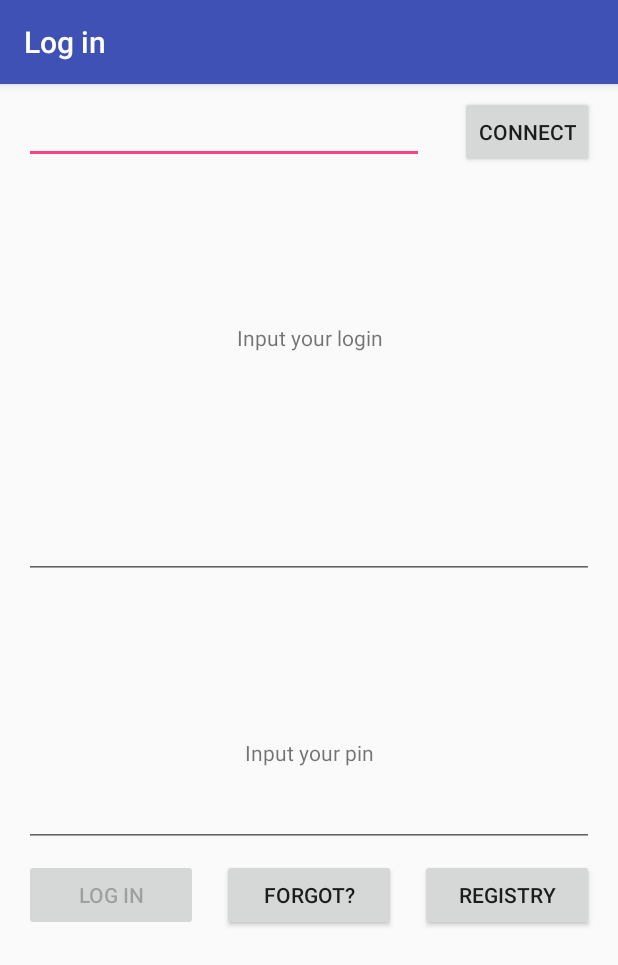
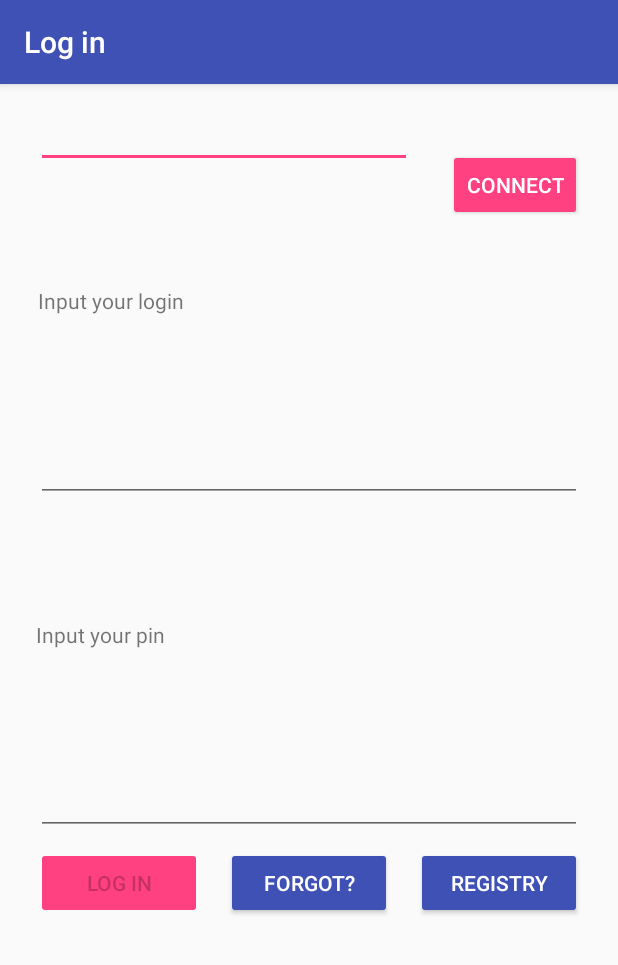
Before and after one commit to chornonoh-vova/NagraBankProject, an Android app: the screen it shows after launch (LoginActivity), on a phone screen of 412 x 824 dp. Shown: the top 965 px of the screen. Run offline under Robolectric (Android 15) with nearby library versions, the phone set to English and light mode, and no system bars.

Commit message:
bugfix & ui update

```diff
--- a/AndroidClient/app/src/main/java/client/Client.java
+++ b/AndroidClient/app/src/main/java/client/Client.java
@@ -24,6 +24,7 @@ public class Client{
     public Client () {}
 
     public void openConnection(String ip) throws Exception {
+        closeConnection();
         try {
             this.socket = new Socket(ip, port);
             this.out = new PrintWriter(this.socket.getOutputStream(), true);
@@ -36,7 +37,6 @@ public class Client{
     public void closeConnection() throws Exception{
         if (this.socket != null && !this.socket.isClosed()) {
             try {
-                sendMessage("close");
                 this.socket.close();
             } catch (IOException e) {
                 throw new Exception("Cannot close socket: " + e.getMessage());
--- a/AndroidClient/app/src/main/java/com/wiev/androidclient/ActionDialog.java
+++ b/AndroidClient/app/src/main/java/com/wiev/androidclient/ActionDialog.java
@@ -11,7 +11,6 @@ public class ActionDialog extends DialogFragment {
 
     public interface NoticeDialogListener {
         void onDialogPositiveClick(DialogFragment dialog);
-        void onDialogNegativeClick(DialogFragment dialog);
     }
 
     // Use this instance of the interface to deliver action events
@@ -23,6 +22,7 @@ public class ActionDialog extends DialogFragment {
         AlertDialog.Builder builder = new AlertDialog.Builder(getActivity());
         builder.setTitle(title);
         builder.setMessage(message);
+        builder.setCancellable(false);
         builder.setPositiveButton(R.string.ok, new DialogInterface.OnClickListener() {
             public void onClick(DialogInterface dialog, int id) {
                 // Send the positive button event back to the host activity
@@ -31,8 +31,8 @@ public class ActionDialog extends DialogFragment {
         });
         builder.setNegativeButton(R.string.cancel, new DialogInterface.OnClickListener() {
             public void onClick(DialogInterface dialog, int id) {
-                // Send the negative button event back to the host activity
-                mListener.onDialogNegativeClick(ActionDialog.this);
+                //Do nothing
+                return;
             }
         });
         return builder.create();
--- a/AndroidClient/app/src/main/java/com/wiev/androidclient/LoginActivity.java
+++ b/AndroidClient/app/src/main/java/com/wiev/androidclient/LoginActivity.java
@@ -127,25 +127,37 @@ public class LoginActivity extends AppCompatActivity {
     forgot.setOnClickListener(new View.OnClickListener() {
       @Override
       public void onClick(View view) {
-      //TODO: show forgot pin activity
+        //TODO: show forgot pin activity
       }
     });
 
     registry.setOnClickListener(new View.OnClickListener() {
       @Override
       public void onClick(View view) {
-      //TODO: to registry activity
+        //TODO: to registry activity
       }
     });
+  }
+
+  @Override
+  public void onBackPressed() {
+    super.onBackPressed();
+    try {
+      client.sendMessage("close");
+      client.closeConnection();
+    } catch (Exception e) {
+      //do nothing
+    }
   }
 
   @Override
   protected void onDestroy() {
     super.onDestroy();
     try {
+      client.sendMessage("close");
       client.closeConnection();
     } catch (Exception e) {
-            //do nothing
+      //do nothing
     }
   }
 }
--- a/AndroidClient/app/src/main/java/com/wiev/androidclient/MainActivity.java
+++ b/AndroidClient/app/src/main/java/com/wiev/androidclient/MainActivity.java
@@ -1,9 +1,9 @@
 package com.wiev.androidclient;
 
 import android.os.Bundle;
-import android.support.v4.app.DialogFragment;
 import android.support.v7.app.AppCompatActivity;
 import android.view.MenuItem;
+import android.app.DialogFragment;
 
 public class MainActivity extends AppCompatActivity implements ActionDialog.NoticeDialogListener{
 
@@ -32,12 +32,5 @@ public class MainActivity extends AppCompatActivity implements ActionDialog.Noti
     }
 
     @Override
-    public void onDialogPositiveClick(android.app.DialogFragment dialog) {
-        super.onBackPressed();
-    }
-
-    @Override
-    public void onDialogNegativeClick(android.app.DialogFragment dialog) {
-        return;
-    }
+    public void onDialogPositiveClick(DialogFragment dialog) { super.onBackPressed(); }
 }
--- a/AndroidClient/app/src/main/java/com/wiev/androidclient/Message.java
+++ b/AndroidClient/app/src/main/java/com/wiev/androidclient/Message.java
@@ -19,6 +19,7 @@ public class Message extends DialogFragment {
   public AlertDialog onCreateDialog(Bundle savedInstanceState) {
     AlertDialog.Builder builder = new AlertDialog.Builder(getActivity());
     builder.setTitle(messageTitle);
+    builder.setCancelable(false);
     builder.setMessage(messageToShow);
     builder.setPositiveButton("OK", new DialogInterface.OnClickListener() {
       @Override
--- a/AndroidClient/app/src/main/res/layout/activity_login.xml
+++ b/AndroidClient/app/src/main/res/layout/activity_login.xml
@@ -4,26 +4,47 @@
     xmlns:tools="http://schemas.android.com/tools"
     android:layout_width="match_parent"
     android:layout_height="match_parent"
+    android:padding="8dp"
     tools:context="com.wiev.androidclient.LoginActivity">
 
     <EditText
         android:id="@+id/ipEditText"
         android:layout_width="0dp"
+
         android:layout_height="wrap_content"
-
         android:layout_marginBottom="8dp"
         android:layout_marginEnd="16dp"
         android:layout_marginStart="16dp"
         android:layout_marginTop="8dp"
+        android:autoText="false"
+        android:selectAllOnFocus="false"
+        android:singleLine="true"
+        android:textAppearance="@style/TextAppearance.AppCompat"
         app:layout_constraintBottom_toTopOf="@+id/textViewLogin"
         app:layout_constraintEnd_toStartOf="@+id/connect"
+        app:layout_constraintHorizontal_chainStyle="spread_inside"
         app:layout_constraintStart_toStartOf="parent"
         app:layout_constraintTop_toTopOf="parent"
         app:layout_constraintVertical_chainStyle="spread_inside" />
 
+    <Button
+        android:id="@+id/connect"
+        style="@style/Widget.AppCompat.Button.Colored"
+        android:layout_width="wrap_content"
+        android:layout_height="wrap_content"
+        android:layout_marginBottom="16dp"
+        android:layout_marginEnd="16dp"
+        android:layout_marginStart="8dp"
+        android:layout_marginTop="8dp"
+        android:text="Connect"
+        app:layout_constraintBottom_toTopOf="@+id/textViewLogin"
+        app:layout_constraintEnd_toEndOf="parent"
+        app:layout_constraintStart_toEndOf="@+id/ipEditText"
+        app:layout_constraintTop_toTopOf="parent" />
+
     <TextView
         android:id="@+id/textViewLogin"
-        android:layout_width="wrap_content"
+        android:layout_width="323dp"
         android:layout_height="wrap_content"
         android:layout_marginBottom="8dp"
         android:layout_marginEnd="16dp"
@@ -32,7 +53,7 @@
         android:text="Input your login"
         app:layout_constraintBottom_toTopOf="@+id/loginEditText"
         app:layout_constraintEnd_toEndOf="parent"
-        app:layout_constraintHorizontal_bias="0.502"
+        app:layout_constraintHorizontal_bias="0.031"
         app:layout_constraintStart_toStartOf="parent"
         app:layout_constraintTop_toBottomOf="@+id/ipEditText" />
 
@@ -46,11 +67,26 @@
         android:layout_marginTop="8dp"
         android:ems="10"
         android:inputType="text"
+        android:singleLine="true"
         app:layout_constraintBottom_toTopOf="@+id/textViewPin"
         app:layout_constraintEnd_toEndOf="parent"
         app:layout_constraintHorizontal_bias="0.0"
         app:layout_constraintStart_toStartOf="parent"
         app:layout_constraintTop_toBottomOf="@+id/textViewLogin" />
+
+    <TextView
+        android:id="@+id/textViewPin"
+        android:layout_width="0dp"
+        android:layout_height="wrap_content"
+        android:layout_marginBottom="8dp"
+        android:layout_marginStart="16dp"
+        android:layout_marginTop="8dp"
+        android:text="Input your pin"
+        app:layout_constraintBottom_toTopOf="@+id/pinEditText"
+        app:layout_constraintEnd_toEndOf="parent"
+        app:layout_constraintHorizontal_bias="0.028"
+        app:layout_constraintStart_toStartOf="parent"
+        app:layout_constraintTop_toBottomOf="@+id/loginEditText" />
 
     <EditText
         android:id="@+id/pinEditText"
@@ -62,6 +98,8 @@
         android:layout_marginTop="8dp"
         android:ems="10"
         android:inputType="numberPassword"
+        android:singleLine="true"
+        app:layout_constraintBottom_toTopOf="@+id/logIn"
         app:layout_constraintEnd_toEndOf="parent"
         app:layout_constraintHorizontal_bias="0.0"
         app:layout_constraintStart_toStartOf="parent"
@@ -69,42 +107,44 @@
 
     <Button
         android:id="@+id/logIn"
+        style="@style/Widget.AppCompat.Button.Colored"
         android:layout_width="0dp"
         android:layout_height="wrap_content"
         android:layout_marginBottom="203dp"
         android:layout_marginEnd="8dp"
         android:layout_marginStart="16dp"
-        android:layout_marginTop="8dp"
+        android:backgroundTint="@color/colorAccent"
         android:text="Log in"
         app:layout_constraintBottom_toBottomOf="parent"
         app:layout_constraintEnd_toStartOf="@+id/forgot"
-        app:layout_constraintStart_toStartOf="parent"
-        app:layout_constraintTop_toBottomOf="@+id/pinEditText"
-        app:layout_constraintVertical_bias="0.71" />
+        app:layout_constraintStart_toStartOf="parent" />
 
     <Button
         android:id="@+id/registry"
+        style="@style/Widget.AppCompat.Button.Colored"
         android:layout_width="0dp"
         android:layout_height="wrap_content"
         android:layout_marginBottom="203dp"
         android:layout_marginEnd="16dp"
         android:layout_marginStart="8dp"
         android:layout_marginTop="8dp"
+        android:backgroundTint="@color/colorPrimary"
         android:text="Registry"
         app:layout_constraintBottom_toBottomOf="parent"
         app:layout_constraintEnd_toEndOf="parent"
         app:layout_constraintStart_toEndOf="@+id/forgot"
-        app:layout_constraintTop_toBottomOf="@+id/pinEditText"
-        app:layout_constraintVertical_bias="0.71" />
+        app:layout_constraintTop_toBottomOf="@+id/pinEditText" />
 
     <Button
         android:id="@+id/forgot"
+        style="@style/Widget.AppCompat.Button.Colored"
         android:layout_width="0dp"
         android:layout_height="wrap_content"
         android:layout_marginBottom="203dp"
         android:layout_marginEnd="8dp"
         android:layout_marginStart="8dp"
         android:layout_marginTop="8dp"
+        android:backgroundTint="@color/colorPrimary"
         android:text="Forgot?"
         app:layout_constraintBottom_toBottomOf="parent"
         app:layout_constraintEnd_toStartOf="@+id/registry"
@@ -112,33 +152,4 @@
         app:layout_constraintTop_toBottomOf="@+id/pinEditText"
         app:layout_constraintVertical_bias="0.71" />
 
-    <TextView
-        android:id="@+id/textViewPin"
-        android:layout_width="wrap_content"
-        android:layout_height="wrap_content"
-        android:layout_marginBottom="8dp"
-        android:layout_marginEnd="16dp"
-        android:layout_marginStart="16dp"
-        android:layout_marginTop="8dp"
-        android:text="Input your pin"
-        app:layout_constraintBottom_toTopOf="@+id/pinEditText"
-        app:layout_constraintEnd_toEndOf="parent"
-        app:layout_constraintStart_toStartOf="parent"
-        app:layout_constraintTop_toBottomOf="@+id/loginEditText" />
-
-    <Button
-        android:id="@+id/connect"
-        android:layout_width="wrap_content"
-        android:layout_height="wrap_content"
-        android:layout_marginBottom="8dp"
-        android:layout_marginEnd="16dp"
-        android:layout_marginStart="8dp"
-        android:layout_marginTop="8dp"
-        android:text="Connect"
-        app:layout_constraintBottom_toTopOf="@+id/loginEditText"
-        app:layout_constraintEnd_toEndOf="parent"
-        app:layout_constraintStart_toEndOf="@+id/ipEditText"
-        app:layout_constraintTop_toTopOf="parent"
-        app:layout_constraintVertical_bias="0.0" />
-
 </android.support.constraint.ConstraintLayout>
--- a/AndroidClient/app/src/main/res/values/colors.xml
+++ b/AndroidClient/app/src/main/res/values/colors.xml
@@ -1,6 +1,6 @@
 <?xml version="1.0" encoding="utf-8"?>
 <resources>
-    <color name="colorPrimary">#3F51B5</color>
-    <color name="colorPrimaryDark">#303F9F</color>
-    <color name="colorAccent">#FF4081</color>
+    <color name="colorPrimary">#3f51b5</color>
+    <color name="colorPrimaryDark">#303f9f</color>
+    <color name="colorAccent">#ff4081</color>
 </resources>
```
